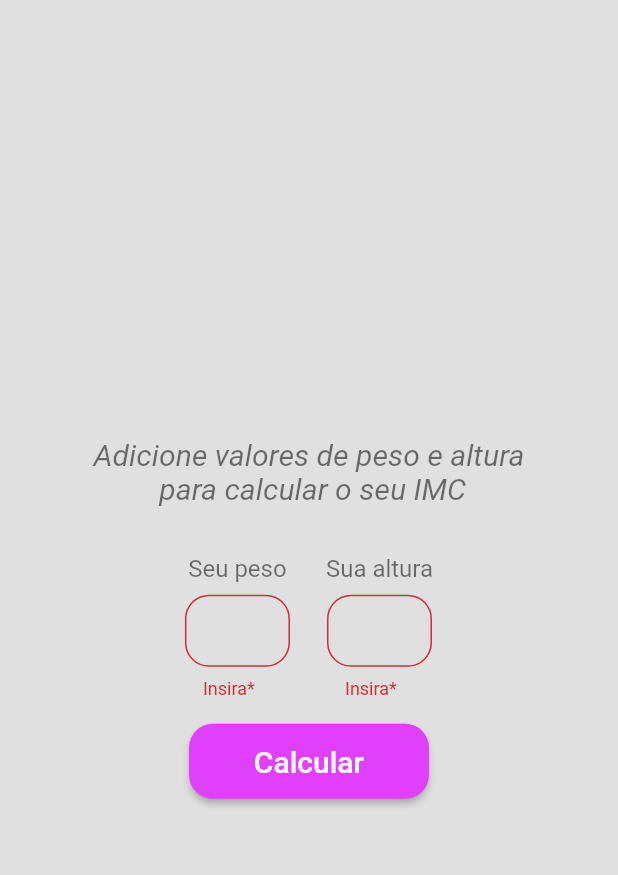
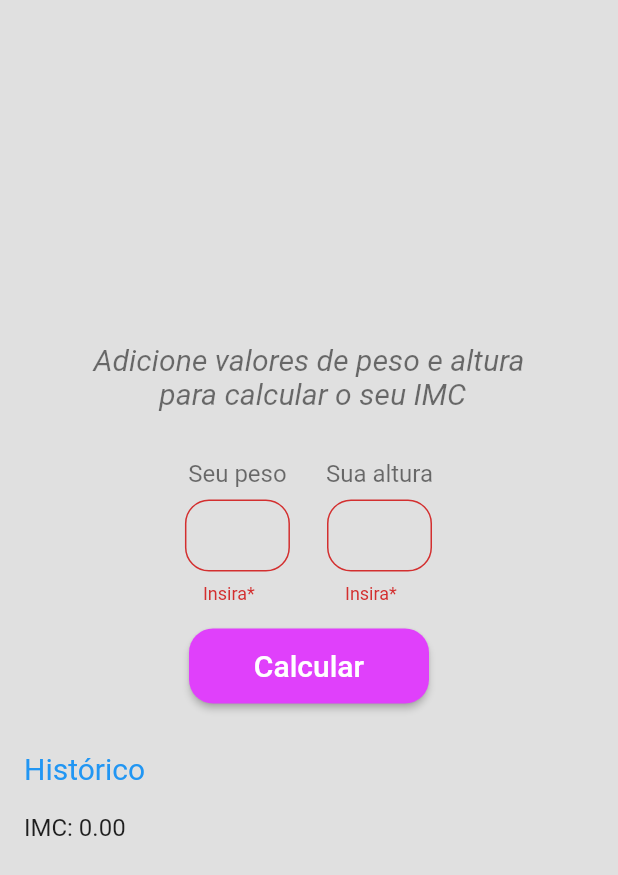
Before and after one commit to deivison-silva/imc_calculator, a Flutter app: the screen it shows after launch, after a tap on "Calcular", on a phone screen of 412 x 824 dp. Shown: the top 875 px of the screen. Run offline on Flutter 3.47's test engine with Material 2 defaults, Android fonts, the phone set to English and light mode, and no system bars.

Commit message:
adiciona lista de histórico

```diff
--- a/lib/src/modules/home/home_page.dart
+++ b/lib/src/modules/home/home_page.dart
@@ -11,6 +11,7 @@ class HomePage extends StatefulWidget {
 
 class _HomePageState extends State<HomePage> {
   final controller = HomeController();
+  var lstImc = <double>[];
   @override
   void dispose() {
     controller.weightController.dispose();
@@ -119,7 +120,41 @@ class _HomePageState extends State<HomePage> {
                 Visibility(
                   visible: controller.imc == 0,
                   child: CustomButton(
-                    onPressed: () => setState(() => controller.validate()),
+                    onPressed: () => setState(() {
+                      controller.validate();
+                      lstImc.add(controller.imc);
+                    }),
+                  ),
+                ),
+                SizedBox(height: 16.0),
+                Padding(
+                  padding: const EdgeInsets.symmetric(
+                    horizontal: 16.0,
+                    vertical: 16.0,
+                  ),
+                  child: Column(
+                    mainAxisSize: MainAxisSize.min,
+                    crossAxisAlignment: CrossAxisAlignment.start,
+                    children: [
+                      Text(
+                        'Histórico',
+                        style: TextStyle(
+                          fontSize: 20,
+                          color: Colors.blue,
+                        ),
+                      ),
+                      ListView.builder(
+                        shrinkWrap: true,
+                        itemCount: lstImc.length,
+                        itemBuilder: (_, index) {
+                          return ListTile(
+                            contentPadding: EdgeInsets.zero,
+                            title: Text(
+                                'IMC: ${lstImc[index].toStringAsFixed(2)}'),
+                          );
+                        },
+                      ),
+                    ],
                   ),
                 ),
               ],
```
